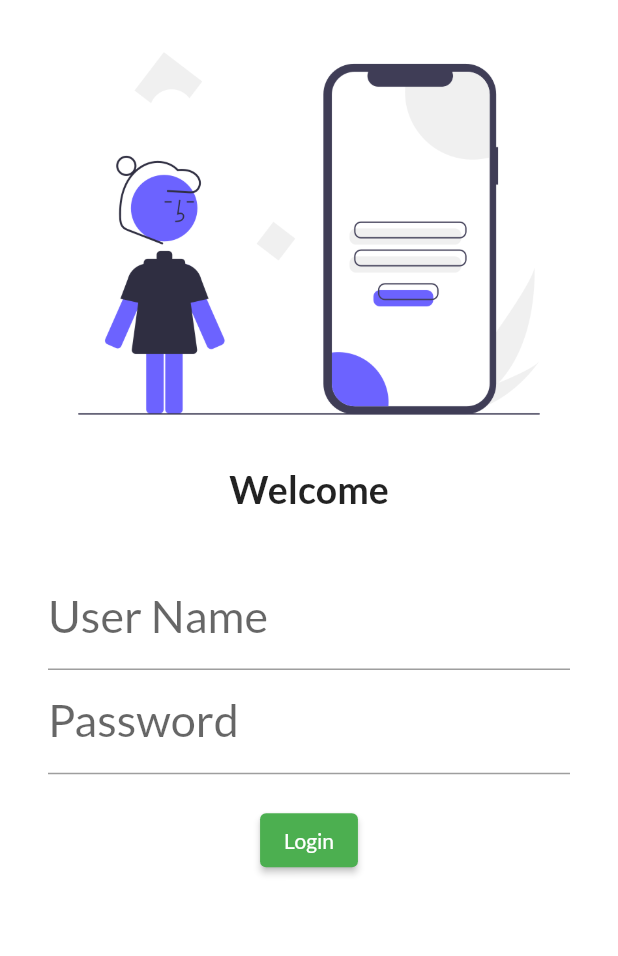
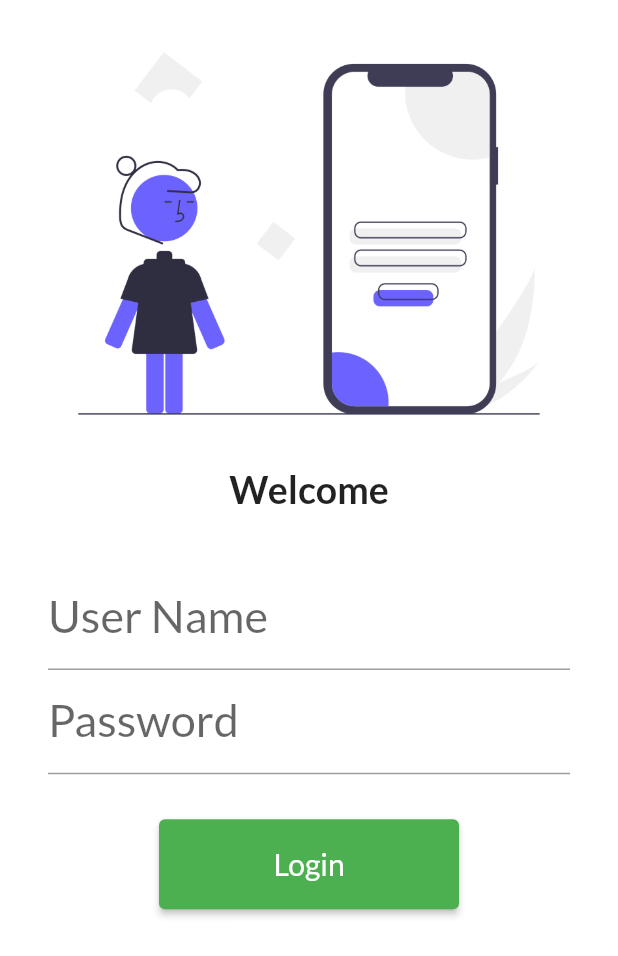
Before and after one commit to pranayflutter/300daysOfFlutter, a Flutter app: the screen it shows after launch, on a phone screen of 412 x 824 dp. Shown: the top 956 px of the screen. Run offline on Flutter 3.47's test engine with Material 2 defaults, Android fonts, the phone set to English and light mode, and no system bars; our stand-ins replace google_fonts.

Commit message:
Day5 Dome

```diff
--- a/lib/main.dart
+++ b/lib/main.dart
@@ -1,6 +1,7 @@
 import 'package:flutter/material.dart';
 import 'package:flutter_demo/pages/home_page.dart';
 import 'package:flutter_demo/pages/login_page.dart';
+import 'package:flutter_demo/utils/routes.dart';
 import 'package:google_fonts/google_fonts.dart';
 
 void main() {
@@ -25,8 +26,8 @@ class MyApp extends StatelessWidget {
       initialRoute: "/login",
       routes: {
         "/": (context) => const HomePage(),
-        "/login": (context) => const LoginPage(),
-        "/home": (context) => const LoginPage()
+        MyRoutes.loginRoute: (context) => const LoginPage(),
+        MyRoutes.homeRoute: (context) => const HomePage()
       },
     );
   }
--- a/lib/pages/login_page.dart
+++ b/lib/pages/login_page.dart
@@ -1,4 +1,5 @@
 import 'package:flutter/material.dart';
+import 'package:flutter_demo/utils/routes.dart';
 
 class LoginPage extends StatelessWidget {
   const LoginPage({super.key});
@@ -7,6 +8,7 @@ class LoginPage extends StatelessWidget {
   Widget build(BuildContext context) {
     return Material(
         color: Colors.white,
+        child: SingleChildScrollView(
           child: Column(
             children: [
               Image.asset(
@@ -19,8 +21,8 @@ class LoginPage extends StatelessWidget {
                 height: 20.0,
               ),
               Padding(
-              padding:
-                  const EdgeInsets.symmetric(vertical: 16.0, horizontal: 32.0),
+                padding: const EdgeInsets.symmetric(
+                    vertical: 16.0, horizontal: 32.0),
                 child: Column(
                   children: [
                     TextFormField(
@@ -40,17 +42,24 @@ class LoginPage extends StatelessWidget {
                       obscuringCharacter: "*",
                     ),
                     const SizedBox(
-                    height: 20.0,
+                      height: 30.0,
                     ),
                     ElevatedButton(
                       onPressed: () {
-                        print("Login CLicked");
+                        Navigator.pushNamed(context, MyRoutes.homeRoute);
                       },
-                      child: Text("Login"))
+                      style: TextButton.styleFrom(
+                          minimumSize: const Size(200, 60)),
+                      child: const Text(
+                        "Login",
+                        style: TextStyle(fontSize: 20),
+                      ),
+                    )
                   ],
                 ),
               )
             ],
+          ),
         ));
   }
 }
--- /dev/null
+++ b/lib/utils/routes.dart
@@ -0,0 +1,5 @@
+class MyRoutes {
+  static String loginRoute = "/login";
+  static String homeRoute = "/home";
+
+}
```
Lines whose indentation alone changed are shown as unchanged.
